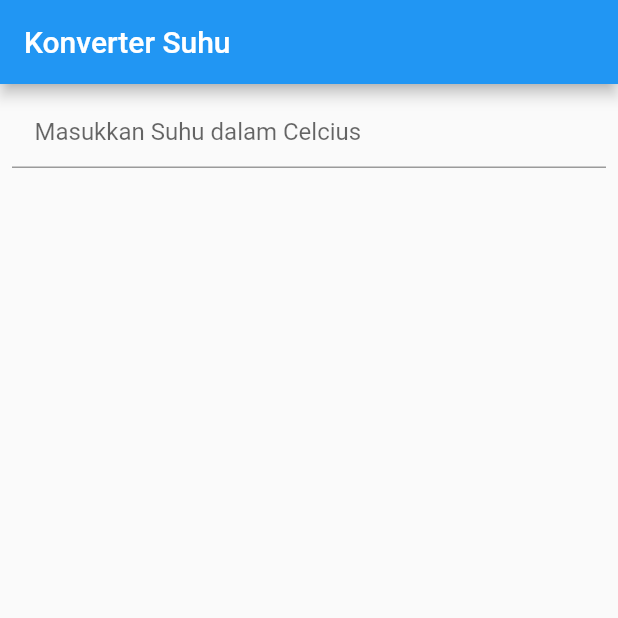
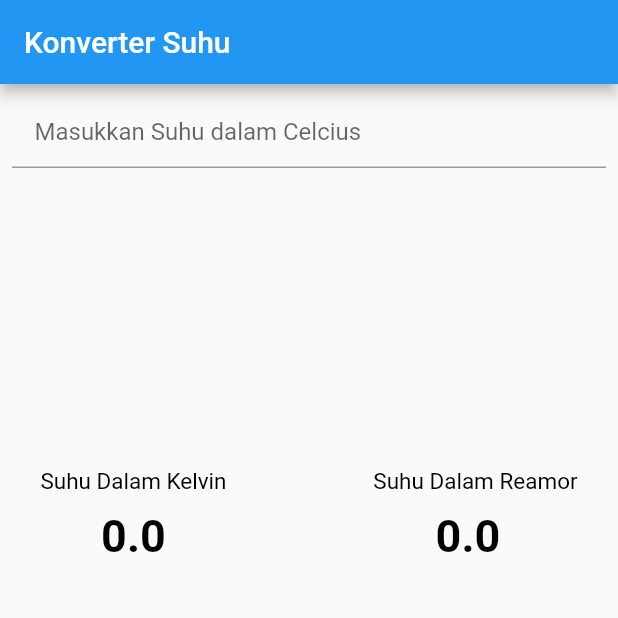
Before and after one commit to ITTECH-DEO/flutter_application_tugas3, a Flutter app: the screen it shows after launch, on a phone screen of 412 x 824 dp, the top half of it. Run offline on Flutter 3.47's test engine with Material 2 defaults, Android fonts, the phone set to English and light mode, and no system bars.

Commit message:
Tugas_3.1

```diff
--- a/lib/main.dart
+++ b/lib/main.dart
@@ -51,6 +51,47 @@ class _MyAppState extends State<MyApp> {
                         left: 15, bottom: 11, top: 11, right: 15),
                     hintText: "Masukkan Suhu dalam Celcius"),
               ),
+              Row(
+                  mainAxisAlignment: MainAxisAlignment.spaceAround,
+                  children: <Widget>[
+                    Column(children: [
+                      Container(
+                        margin: EdgeInsets.fromLTRB(0, 200, 50, 0),
+                        child: Text(
+                          "Suhu Dalam Kelvin",
+                          style: TextStyle(color: Colors.black, fontSize: 15),
+                        ),
+                      ),
+                      Container(
+                          margin: EdgeInsets.fromLTRB(0, 10, 50, 0),
+                          child: Text(
+                            "$kelvin",
+                            style: TextStyle(
+                                color: Colors.black,
+                                fontSize: 30,
+                                fontWeight: FontWeight.bold),
+                          ))
+                    ]),
+                    Column(children: [
+                      Container(
+                        margin: EdgeInsets.fromLTRB(10, 200, 0, 0),
+                        child: Text(
+                          "Suhu Dalam Reamor",
+                          style: TextStyle(color: Colors.black, fontSize: 15),
+                        ),
+                      ),
+                      Container(
+                        margin: EdgeInsets.fromLTRB(0, 10, 0, 0),
+                        child: Text(
+                          "$reamur",
+                          style: TextStyle(
+                              color: Colors.black,
+                              fontSize: 30,
+                              fontWeight: FontWeight.bold),
+                        ),
+                      )
+                    ])
+                  ]),
             ],
           ),
         ),
```
